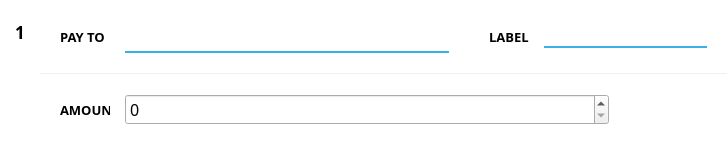
Qt form src/qt/forms/sendcoinsentry.ui (aurovine/AudioCoin) before a commit.
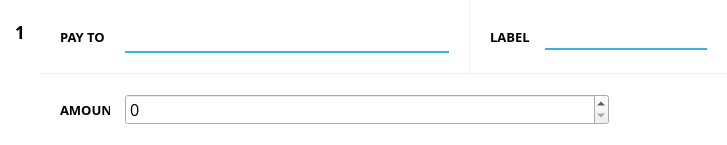
The same form after that commit. Icons and pictures are not drawn. Custom widgets are drawn as their Qt base class.

Commit message: changes used fonts and sets FaderDialog inheritance

Patch:
```diff
--- a/src/qt/forms/sendcoinsentry.ui
+++ b/src/qt/forms/sendcoinsentry.ui
@@ -128,7 +128,7 @@
        </property>
        <layout class="QHBoxLayout" name="horizontalLayout" stretch="5,3">
         <property name="spacing">
-         <number>0</number>
+         <number>1</number>
         </property>
         <property name="leftMargin">
          <number>0</number>
@@ -265,6 +265,11 @@
            </item>
            <item>
             <widget class="QValidatedLineEdit" name="addAsLabel">
+             <property name="font">
+              <font>
+               <family>Open Sans</family>
+              </font>
+             </property>
              <property name="toolTip">
               <string>Enter a label for this address to add it to your address book</string>
              </property>
@@ -341,7 +346,7 @@
          <widget class="BitcoinAmountField" name="payAmount">
           <property name="font">
            <font>
-            <family>Montserrat</family>
+            <family>Open Sans</family>
             <pointsize>12</pointsize>
            </font>
           </property>
```
Left out of the diff: 2 changed lines with no effect on the pictures. The commit also changes 27 other files.
